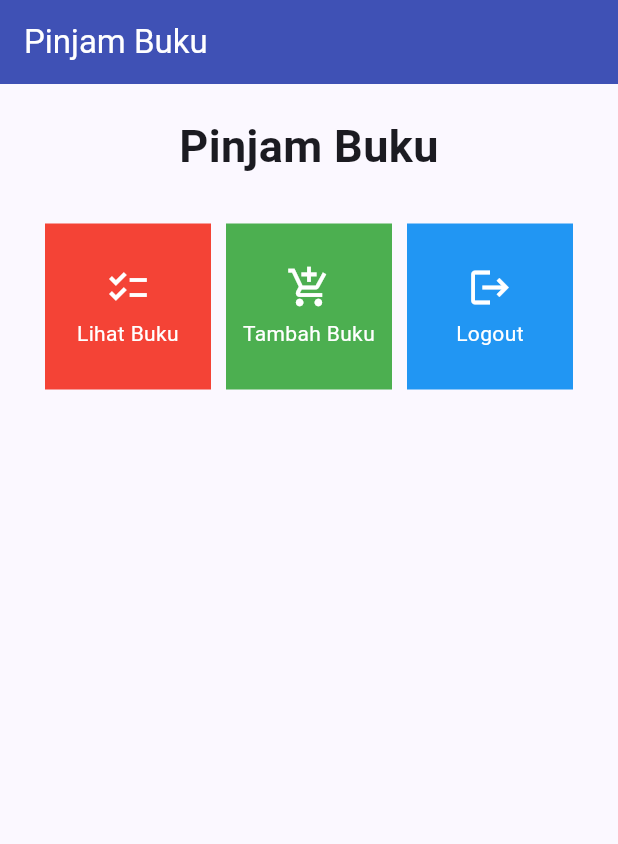
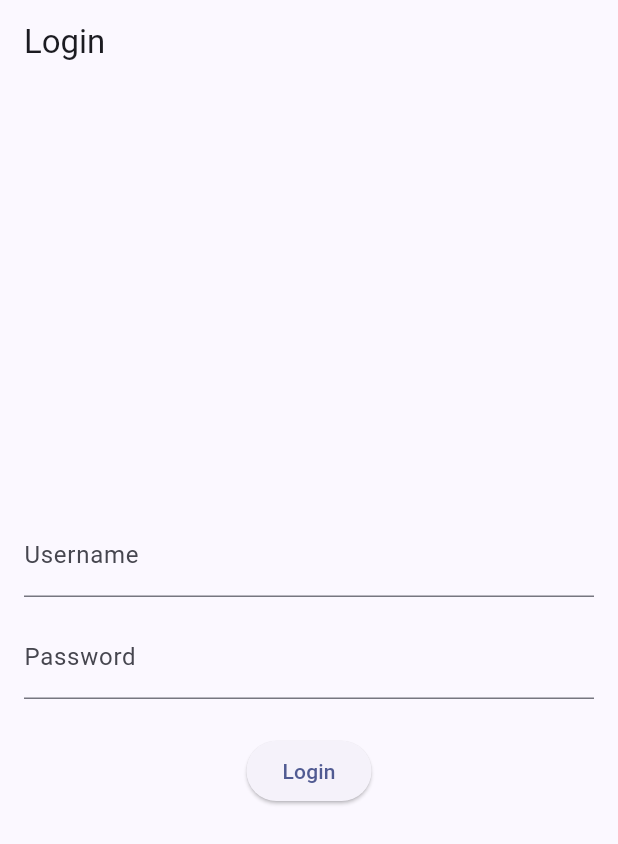
Before and after one commit to KronosDP/pinjam-buku-mobile, a Flutter app: the screen it shows after launch, on a phone screen of 412 x 824 dp. Shown: the top 844 px of the screen. Run offline on Flutter 3.47's test engine with Material 2 defaults, Android fonts, the light colour scheme and no system bars; missing offline and left inert: pbp_django_auth.

Commit message:
Tugas 9 local works

```diff
--- a/lib/main.dart
+++ b/lib/main.dart
@@ -1,4 +1,7 @@
 import 'package:flutter/material.dart';
+import 'package:pbp_django_auth/pbp_django_auth.dart';
+import 'package:provider/provider.dart';
+import 'package:pinjam_buku/screens/login.dart';
 import 'package:pinjam_buku/screens/menu.dart';
 
 void main() {
@@ -7,32 +10,24 @@
 
 class MyApp extends StatelessWidget {
   const MyApp({super.key});
-
   // This widget is the root of your application.
   @override
   Widget build(BuildContext context) {
-    return MaterialApp(
-      title: 'Pinjam Buku',
-      theme: ThemeData(
-        // This is the theme of your application.
-        //
-        // TRY THIS: Try running your application with "flutter run". You'll see
-        // the application has a blue toolbar. Then, without quitting the app,
-        // try changing the seedColor in the colorScheme below to Colors.green
-        // and then invoke "hot reload" (save your changes or press the "hot
-        // reload" button in a Flutter-supported IDE, or press "r" if you used
-        // the command line to start the app).
-        //
-        // Notice that the counter didn't reset back to zero; the application
-        // state is not lost during the reload. To reset the state, use hot
-        // restart instead.
-        //
-        // This works for code too, not just values: Most code changes can be
-        // tested with just a hot reload.
-        colorScheme: ColorScheme.fromSeed(seedColor: Colors.indigo),
-        useMaterial3: true,
+    return Provider(
+      create: (_) {
+        CookieRequest request = CookieRequest();
+        return request;
+      },
+      child: MaterialApp(
+        title: 'Flutter Demo',
+        debugShowCheckedModeBanner: false,
+        theme: ThemeData(
+          colorScheme: ColorScheme.fromSeed(seedColor: Colors.indigo),
+          useMaterial3: true,
+        ),
+        //home: MyHomePage(),
+        home: const LoginPage(),
       ),
-      home: MyHomePage(),
     );
   }
 }
--- /dev/null
+++ b/lib/screens/login.dart
@@ -0,0 +1,116 @@
+import 'package:pinjam_buku/screens/menu.dart';
+import 'package:flutter/material.dart';
+import 'package:pbp_django_auth/pbp_django_auth.dart';
+import 'package:provider/provider.dart';
+
+void main() {
+  runApp(const LoginApp());
+}
+
+class LoginApp extends StatelessWidget {
+  const LoginApp({super.key});
+
+  @override
+  Widget build(BuildContext context) {
+    return MaterialApp(
+      title: 'Login',
+      theme: ThemeData(
+        primarySwatch: Colors.blue,
+      ),
+      home: const LoginPage(),
+    );
+  }
+}
+
+class LoginPage extends StatefulWidget {
+  const LoginPage({super.key});
+
+  @override
+  _LoginPageState createState() => _LoginPageState();
+}
+
+class _LoginPageState extends State<LoginPage> {
+  final TextEditingController _usernameController = TextEditingController();
+  final TextEditingController _passwordController = TextEditingController();
+
+  @override
+  Widget build(BuildContext context) {
+    final request = context.watch<CookieRequest>();
+    return Scaffold(
+      appBar: AppBar(
+        title: const Text('Login'),
+      ),
+      body: Container(
+        padding: const EdgeInsets.all(16.0),
+        child: Column(
+          mainAxisAlignment: MainAxisAlignment.center,
+          children: [
+            TextField(
+              controller: _usernameController,
+              decoration: const InputDecoration(
+                labelText: 'Username',
+              ),
+            ),
+            const SizedBox(height: 12.0),
+            TextField(
+              controller: _passwordController,
+              decoration: const InputDecoration(
+                labelText: 'Password',
+              ),
+              obscureText: true,
+            ),
+            const SizedBox(height: 24.0),
+            ElevatedButton(
+              onPressed: () async {
+                String username = _usernameController.text;
+                String password = _passwordController.text;
+
+                // Cek kredensial
+                // Ganti URL dan jangan lupa tambahkan trailing slash (/) di akhir URL!
+                // Untuk menyambungkan Android emulator dengan Django pada localhost,
+                // gunakan URL http://10.0.2.2/
+                final response = await request.login(
+                    // "http://127.0.0.1:8000/auth/login/",
+                    "http://10.0.2.2:8000/auth/login/",
+                    {
+                      'username': username,
+                      'password': password,
+                    });
+
+                if (request.loggedIn) {
+                  String message = response['message'];
+                  String uname = response['username'];
+                  Navigator.pushReplacement(
+                    context,
+                    MaterialPageRoute(builder: (context) => MyHomePage()),
+                  );
+                  ScaffoldMessenger.of(context)
+                    ..hideCurrentSnackBar()
+                    ..showSnackBar(SnackBar(
+                        content: Text("$message Selamat datang, $uname.")));
+                } else {
+                  showDialog(
+                    context: context,
+                    builder: (context) => AlertDialog(
+                      title: const Text('Login Gagal'),
+                      content: Text(response['message']),
+                      actions: [
+                        TextButton(
+                          child: const Text('OK'),
+                          onPressed: () {
+                            Navigator.pop(context);
+                          },
+                        ),
+                      ],
+                    ),
+                  );
+                }
+              },
+              child: const Text('Login'),
+            ),
+          ],
+        ),
+      ),
+    );
+  }
+}
--- a/pubspec.yaml
+++ b/pubspec.yaml
@@ -35,6 +35,8 @@
   # The following adds the Cupertino Icons font to your application.
   # Use with the CupertinoIcons class for iOS style icons.
   cupertino_icons: ^1.0.2
+  provider: ^6.1.1
+  pbp_django_auth: ^0.3.1
 
 dev_dependencies:
   flutter_test:
```
Also changed, not shown: lib/models/product.dart (added, +63 -0 lines), lib/screens/list_product.dart (added, +110 -0 lines), lib/screens/menu.dart (+35 -2 lines), lib/screens/product_detail.dart (added, +42 -0 lines), lib/screens/shoplist_form.dart (+35 -34 lines), lib/widgets/left_drawer.dart (+12 -0 lines), pubspec.lock, 3 other files.
